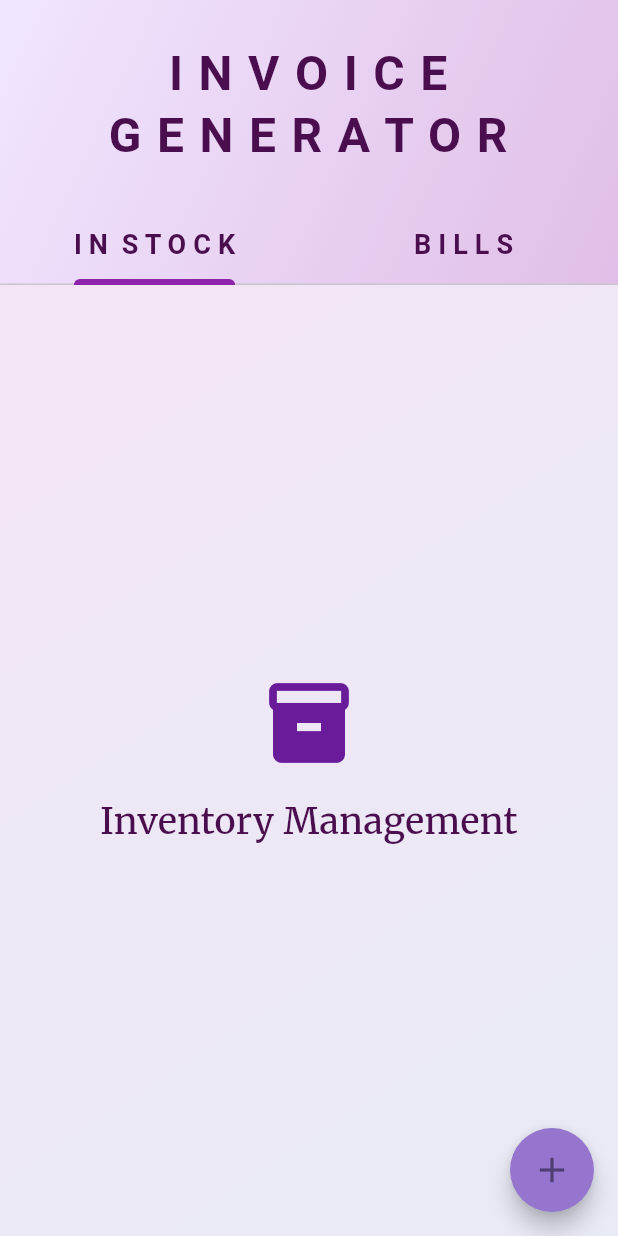
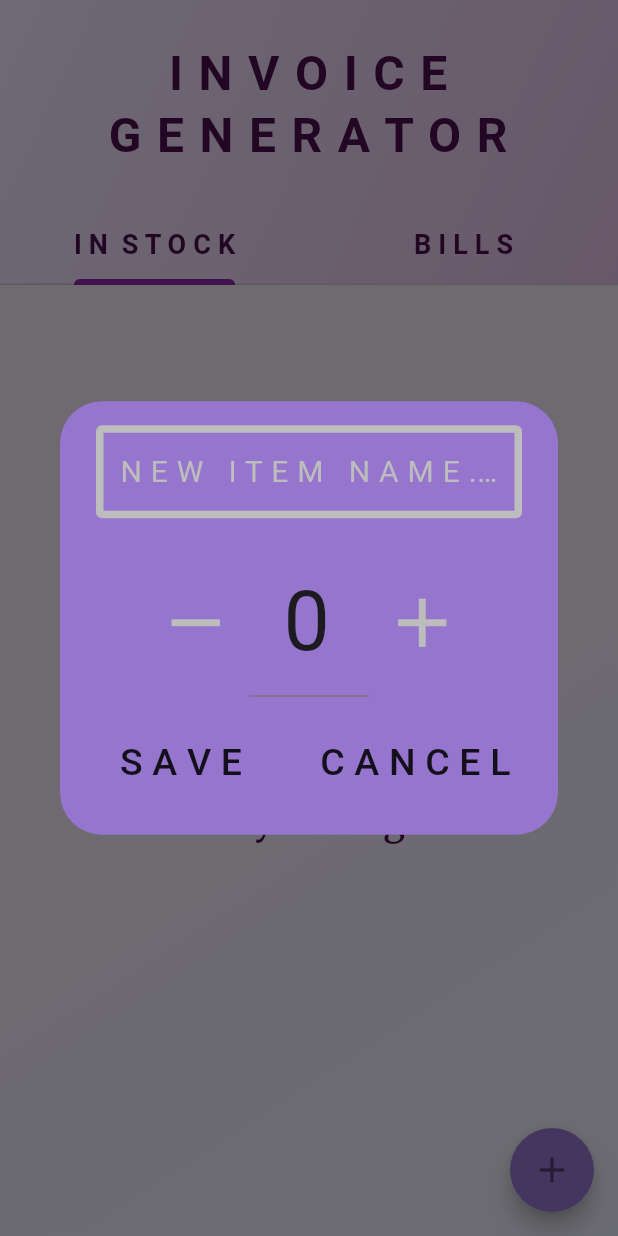
Before and after one commit to 17Swagat/Bill-Generator---Flutter, a Flutter app: the screen it shows after launch, after a tap on the "add" icon, on a phone screen of 412 x 824 dp. Run offline on Flutter 3.47's test engine with Material 3 defaults, Android fonts, the light colour scheme and no system bars; our stand-ins replace google_fonts, open_file, pdf.

Commit message:
basic add item: item_name, counter, save, cancel

```diff
--- /dev/null
+++ b/lib/components/counter_widget.dart
@@ -0,0 +1,176 @@
+import 'package:flutter/material.dart';
+import 'package:flutter/services.dart';
+import 'package:google_fonts/google_fonts.dart';
+
+// class CounterWidget extends StatefulWidget {
+//   const CounterWidget({Key? key}) : super(key: key);
+
+//   @override
+//   _CounterWidgetState createState() => _CounterWidgetState();
+// }
+
+// class _CounterWidgetState extends State<CounterWidget> {
+//   int _counter = 0;
+//   final TextEditingController _controller = TextEditingController();
+
+//   @override
+//   void initState() {
+//     super.initState();
+//     _controller.text = _counter.toString();
+//   }
+
+//   void _incrementCounter() {
+//     setState(() {
+//       _counter++;
+//       _controller.text = _counter.toString();
+//     });
+//   }
+
+//   void _decrementCounter() {
+//     setState(() {
+//       _counter--;
+//       _controller.text = _counter.toString();
+//     });
+//   }
+
+//   void _updateCounterFromText(String value) {
+//     setState(() {
+//       _counter = int.tryParse(value) ?? _counter;
+//     });
+//   }
+
+//   @override
+//   Widget build(BuildContext context) {
+//     return Row(
+//       mainAxisAlignment: MainAxisAlignment.center,
+//       children: [
+//         IconButton(
+//           icon: const Icon(Icons.remove),
+//           onPressed: _decrementCounter,
+//         ),
+//         SizedBox(
+//           width: 50,
+//           child: TextField(
+//             controller: _controller,
+//             textAlign: TextAlign.center,
+//             keyboardType: TextInputType.number,
+//             inputFormatters: [FilteringTextInputFormatter.digitsOnly],
+//             onChanged: _updateCounterFromText,
+//           ),
+//         ),
+//         IconButton(
+//           icon: const Icon(Icons.add),
+//           onPressed: _incrementCounter,
+//         ),
+//       ],
+//     );
+//   }
+
+//   @override
+//   void dispose() {
+//     _controller.dispose();
+//     super.dispose();
+//   }
+// }
+
+class CounterWidget extends StatefulWidget {
+  final int initialValue;
+  final void Function(int) onValueChanged;
+
+  const CounterWidget({
+    Key? key,
+    this.initialValue = 0,
+    required this.onValueChanged,
+  }) : super(key: key);
+
+  @override
+  _CounterWidgetState createState() => _CounterWidgetState();
+}
+
+class _CounterWidgetState extends State<CounterWidget> {
+  late int _counter;
+  late TextEditingController _controller;
+
+  @override
+  void initState() {
+    super.initState();
+    _counter = widget.initialValue;
+    _controller = TextEditingController(text: _counter.toString());
+  }
+
+  void _updateCounter(int newValue) {
+    setState(() {
+      _counter = newValue;
+      _controller.text = _counter.toString();
+    });
+    widget.onValueChanged(_counter);
+  }
+
+  void _incrementCounter() {
+    _updateCounter(_counter + 1);
+  }
+
+  void _decrementCounter() {
+    // _counter = (_counter < 0) ? 0: _counter;
+    if (_counter <= 0) {
+      _counter = 1;
+    }
+    _updateCounter(_counter - 1);
+  }
+
+  void _updateCounterFromText(String value) {
+    final newValue = int.tryParse(value);
+    if (newValue != null) {
+      _updateCounter(newValue);
+    }
+  }
+
+  @override
+  Widget build(BuildContext context) {
+    return Row(
+      mainAxisAlignment: MainAxisAlignment.center,
+      children: [
+        IconButton(
+          // color: Colors.grey,
+          color: Colors.grey.shade400,
+          highlightColor: Colors.red,
+          iconSize: 55,
+          icon: Icon(
+            Icons.remove,
+          ), //color: Colors.grey,size: 18),
+          onPressed: _decrementCounter,
+        ),
+        SizedBox(
+          width: 80,
+          child: TextField(
+            controller: _controller,
+            style: GoogleFonts.protestGuerrilla(
+              fontSize: 55
+            ),
+            textAlign: TextAlign.center,
+            keyboardType: TextInputType.number,
+            inputFormatters: [FilteringTextInputFormatter.digitsOnly],
+            onChanged: _updateCounterFromText,
+          ),
+        ),
+
+        IconButton(
+          // color: Colors.grey,
+          color: Colors.grey.shade400,
+          highlightColor: Colors.blue,
+          iconSize: 55,
+          icon: Icon(
+            Icons.add,
+          ), //color: Colors.grey,size: 18),
+          onPressed: _incrementCounter,
+        ),
+      ],
+    );
+  }
+
+  @override
+  void dispose() {
+    _controller.dispose();
+    super.dispose();
+  }
+}
--- /dev/null
+++ b/lib/components/dialog_box.dart
@@ -0,0 +1,93 @@
+import 'package:app_billgenerator/components/counter_widget.dart';
+import 'package:app_billgenerator/components/mybutton_1.dart';
+import 'package:flutter/material.dart';
+import 'package:google_fonts/google_fonts.dart';
+
+class DialogBox extends StatefulWidget {
+  const DialogBox({super.key});
+
+  @override
+  State<DialogBox> createState() => _DialogBoxState();
+}
+
+class _DialogBoxState extends State<DialogBox> {
+  TextEditingController itemNameController = TextEditingController(text: '0');
+  TextEditingController itemCountController = TextEditingController(text: '0');
+
+  // item count:
+  int _currentValue = 0;
+  void _onCounterValueChanged(int newValue) {
+    setState(() {
+      _currentValue = newValue;
+    });
+    // print('Current counter value: $_currentValue');
+  }
+
+  // scaffold message:
+  void showScaffoldMessage(BuildContext context, String message) {
+    ScaffoldMessenger.of(context).showSnackBar(
+      SnackBar(
+        content: Text(message),
+        duration: const Duration(seconds: 2),
+        behavior: SnackBarBehavior.floating,
+        margin: const EdgeInsets.all(10),
+      ),
+    );
+  }
+
+  @override
+  Widget build(BuildContext context) {
+    return AlertDialog(
+      backgroundColor: Colors.deepPurple[300],
+      content: SingleChildScrollView(
+        child: Column(
+          children: [
+            TextField(
+              // controller: itemNameController,
+              decoration: InputDecoration(
+                  enabledBorder: OutlineInputBorder(
+                      borderSide:
+                          BorderSide(color: Colors.grey.shade400, width: 5)),
+                  border: const OutlineInputBorder(
+                      borderSide: BorderSide(color: Colors.black, width: 5)),
+                  hintText: 'N E W   I T E M   N A M E . . .',
+                  hintStyle: GoogleFonts.protestGuerrilla(
+                    color: Colors.grey.shade400,
+                    fontSize: 20,
+                  )),
+            ),
+            const SizedBox(
+              height: 20,
+            ),
+            CounterWidget(
+              initialValue: 0,
+              onValueChanged: _onCounterValueChanged,
+            ),
+            const SizedBox(
+              height: 20,
+            ),
+            Row(
+              children: [
+                // save button
+                MyButton1(
+                    text: 'S A V E',
+                    onPressed: () {
+                      showScaffoldMessage(context, 'S A V E');
+                    }),
+                const SizedBox(
+                  width: 20,
+                ),
+                // cancle button
+                MyButton1(
+                    text: 'C A N C E L',
+                    onPressed: () {
+                      showScaffoldMessage(context, 'C A N C E L');
+                    }),
+              ],
+            )
+          ],
+        ),
+      ),
+    );
+  }
+}
--- /dev/null
+++ b/lib/components/mybutton_1.dart
@@ -0,0 +1,17 @@
+import 'package:flutter/material.dart';
+import 'package:google_fonts/google_fonts.dart';
+
+class MyButton1 extends StatelessWidget {
+  final String text;
+  final VoidCallback onPressed;
+
+  const MyButton1({super.key, required this.text, required this.onPressed});
+
+  @override
+  Widget build(BuildContext context) {
+    return MaterialButton(onPressed: onPressed, child: Text(text,
+    style: GoogleFonts.protestGuerrilla(
+      fontSize: 25
+    ),),);
+  }
+}
--- a/lib/pages/views/in_stock_view.dart
+++ b/lib/pages/views/in_stock_view.dart
@@ -1,3 +1,4 @@
+import 'package:app_billgenerator/components/dialog_box.dart';
 import 'package:flutter/material.dart';
 import 'package:google_fonts/google_fonts.dart';
 
@@ -9,6 +10,15 @@ class InStockView extends StatefulWidget {
 }
 
 class _InStockViewState extends State<InStockView> {
+  // add new Item
+  // name, price, gst
+  void addNewItem() {
+    showDialog(
+      context: context,
+      builder: (context) => const DialogBox(),
+    );
+  }
+
   @override
   Widget build(BuildContext context) {
     return Scaffold(
@@ -42,11 +52,13 @@ class _InStockViewState extends State<InStockView> {
         ),
       ),
       floatingActionButton: FloatingActionButton(
-          onPressed: () {
-          },
+        onPressed: () => addNewItem(),
         backgroundColor: Colors.deepPurple[300],
-          shape: const CircleBorder() ,
-          child: const Icon(Icons.add, size: 28,),
+        shape: const CircleBorder(),
+        child: const Icon(
+          Icons.add,
+          size: 28,
+        ),
       ),
     );
   }
```
Also changed, not shown: lib/invoice_service.dart (+100 -0 lines), lib/pages/views/bills_view.dart (+2 -34 lines). Lines whose indentation alone changed are shown as unchanged.
